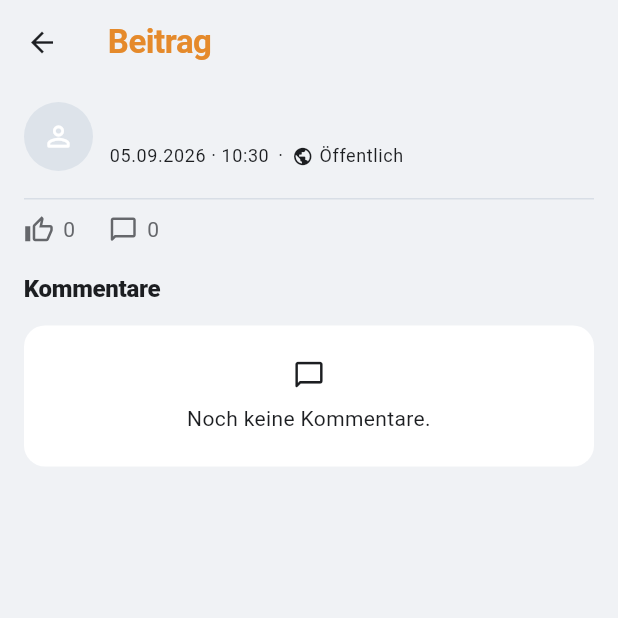
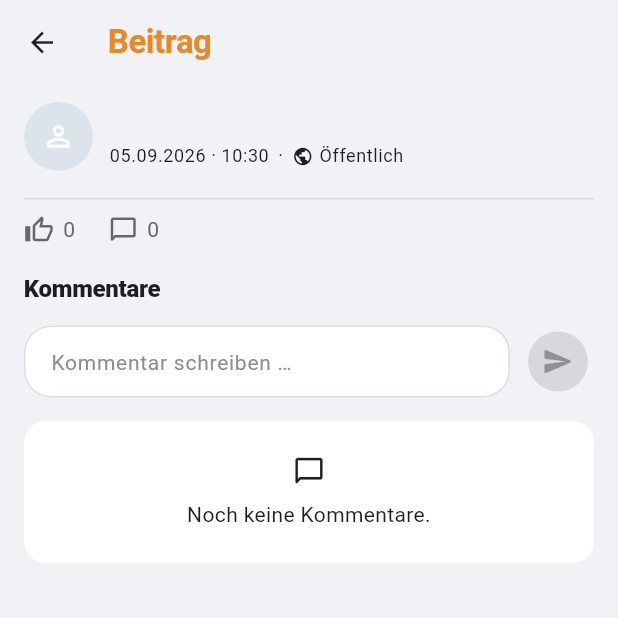
Before and after one commit to arivatogive-art/Luma, a Flutter app: the ProfilePostDetailScreen screen opened directly with empty values, on a phone screen of 412 x 824 dp, the top half of it. Run offline on Flutter 3.47's test engine with Material 3 defaults, Android fonts, the phone set to English and light mode, and no system bars; our stand-ins replace cloud_firestore, cloud_functions, firebase_auth, firebase_core, firebase_storage, flutter_secure_storage and 5 more; missing offline and left inert: dart:js_interop; accounts and stored records are empty; statements that could not run were skipped.

Commit message:
Add profile post comment creation

```diff
--- a/lib/features/profile/presentation/profile_post_detail_screen.dart
+++ b/lib/features/profile/presentation/profile_post_detail_screen.dart
@@ -1,5 +1,6 @@
 // Pfad: lib/features/profile/presentation/profile_post_detail_screen.dart
 
+import 'package:firebase_auth/firebase_auth.dart';
 import 'package:flutter/material.dart';
 
 import '../../comments/application/profile_post_comments_controller.dart';
@@ -306,6 +307,8 @@ class ProfilePostDetailScreen extends StatelessWidget {
           const SizedBox(height: 18),
           _ProfilePostCommentsSection(
             postId: post.id,
+            authorName: displayName,
+            authorAvatarUrl: avatarUrl,
           ),
         ],
       ),
@@ -350,9 +353,13 @@ class ProfilePostDetailScreen extends StatelessWidget {
 class _ProfilePostCommentsSection extends StatefulWidget {
   const _ProfilePostCommentsSection({
     required this.postId,
+    required this.authorName,
+    required this.authorAvatarUrl,
   });
 
   final String postId;
+  final String authorName;
+  final String authorAvatarUrl;
 
   @override
   State<_ProfilePostCommentsSection> createState() =>
@@ -362,12 +369,17 @@ class _ProfilePostCommentsSection extends StatefulWidget {
 class _ProfilePostCommentsSectionState
     extends State<_ProfilePostCommentsSection> {
   late final ProfilePostCommentsController _controller;
+  late final TextEditingController _commentTextController;
+  late final FocusNode _commentFocusNode;
 
   @override
   void initState() {
     super.initState();
 
     _controller = ProfilePostCommentsController();
+    _commentTextController = TextEditingController();
+    _commentFocusNode = FocusNode();
+
     _controller.addListener(_handleControllerChanged);
     _controller.load(postId: widget.postId);
   }
@@ -385,6 +397,8 @@ class _ProfilePostCommentsSectionState
   void dispose() {
     _controller.removeListener(_handleControllerChanged);
     _controller.dispose();
+    _commentTextController.dispose();
+    _commentFocusNode.dispose();
     super.dispose();
   }
 
@@ -407,9 +421,143 @@ class _ProfilePostCommentsSectionState
           ),
         ),
         const SizedBox(height: 12),
+        _buildComposer(context),
+        const SizedBox(height: 16),
         _buildContent(context),
       ],
     );
+  }
+
+  Widget _buildComposer(BuildContext context) {
+    final theme = Theme.of(context);
+    final user = FirebaseAuth.instance.currentUser;
+    final canSend = user != null && !_controller.isSending;
+
+    return Column(
+      crossAxisAlignment: CrossAxisAlignment.start,
+      children: <Widget>[
+        Row(
+          crossAxisAlignment: CrossAxisAlignment.end,
+          children: <Widget>[
+            Expanded(
+              child: TextField(
+                controller: _commentTextController,
+                focusNode: _commentFocusNode,
+                enabled: !_controller.isSending,
+                minLines: 1,
+                maxLines: 5,
+                maxLength: 500,
+                textCapitalization: TextCapitalization.sentences,
+                decoration: InputDecoration(
+                  hintText: 'Kommentar schreiben …',
+                  counterText: '',
+                  filled: true,
+                  fillColor: theme.colorScheme.surfaceContainerLow,
+                  border: OutlineInputBorder(
+                    borderRadius: BorderRadius.circular(18),
+                    borderSide: BorderSide.none,
+                  ),
+                  contentPadding: const EdgeInsets.symmetric(
+                    horizontal: 14,
+                    vertical: 11,
+                  ),
+                ),
+                onChanged: (_) {
+                  if (_controller.sendErrorMessage != null) {
+                    _controller.clearSendError();
+                  } else {
+                    setState(() {});
+                  }
+                },
+                onSubmitted: (_) {
+                  if (canSend) {
+                    _sendComment();
+                  }
+                },
+              ),
+            ),
+            const SizedBox(width: 8),
+            IconButton.filled(
+              tooltip: 'Kommentar senden',
+              onPressed: canSend &&
+                      _commentTextController.text.trim().isNotEmpty
+                  ? _sendComment
+                  : null,
+              icon: _controller.isSending
+                  ? const SizedBox(
+                      width: 18,
+                      height: 18,
+                      child: CircularProgressIndicator(
+                        strokeWidth: 2,
+                      ),
+                    )
+                  : const Icon(Icons.send_rounded),
+            ),
+          ],
+        ),
+        if (_controller.sendErrorMessage != null) ...<Widget>[
+          const SizedBox(height: 6),
+          Text(
+            _controller.sendErrorMessage!,
+            style: theme.textTheme.bodySmall?.copyWith(
+              color: theme.colorScheme.error,
+            ),
+          ),
+        ],
+      ],
+    );
+  }
+
+  Future<void> _sendComment() async {
+    if (_controller.isSending) return;
+
+    final user = FirebaseAuth.instance.currentUser;
+    if (user == null) {
+      if (!mounted) return;
+      ScaffoldMessenger.of(context).showSnackBar(
+        const SnackBar(
+          content: Text('Du musst angemeldet sein, um zu kommentieren.'),
+        ),
+      );
+      return;
+    }
+
+    final text = _commentTextController.text.trim();
+    if (text.isEmpty) return;
+
+    final fallbackName = user.displayName?.trim() ?? '';
+    final authorName = widget.authorName.trim().isNotEmpty
+        ? widget.authorName.trim()
+        : fallbackName;
+
+    if (authorName.isEmpty) {
+      if (!mounted) return;
+      ScaffoldMessenger.of(context).showSnackBar(
+        const SnackBar(
+          content: Text('Dein Anzeigename konnte nicht geladen werden.'),
+        ),
+      );
+      return;
+    }
+
+    final profileAvatar = widget.authorAvatarUrl.trim();
+    final authAvatar = user.photoURL?.trim() ?? '';
+    final authorAvatarUrl =
+        profileAvatar.isNotEmpty ? profileAvatar : authAvatar;
+
+    final sent = await _controller.createComment(
+      postId: widget.postId,
+      authorId: user.uid,
+      authorName: authorName,
+      authorAvatarUrl: authorAvatarUrl,
+      text: text,
+    );
+
+    if (!mounted || !sent) return;
+
+    _commentTextController.clear();
+    _commentFocusNode.unfocus();
+    setState(() {});
   }
 
   Widget _buildContent(BuildContext context) {
```
Also changed, not shown: lib/features/comments/application/profile_post_comments_controller.dart (+93 -0 lines), lib/features/comments/data/profile_post_comments_repository.dart (+106 -0 lines).
